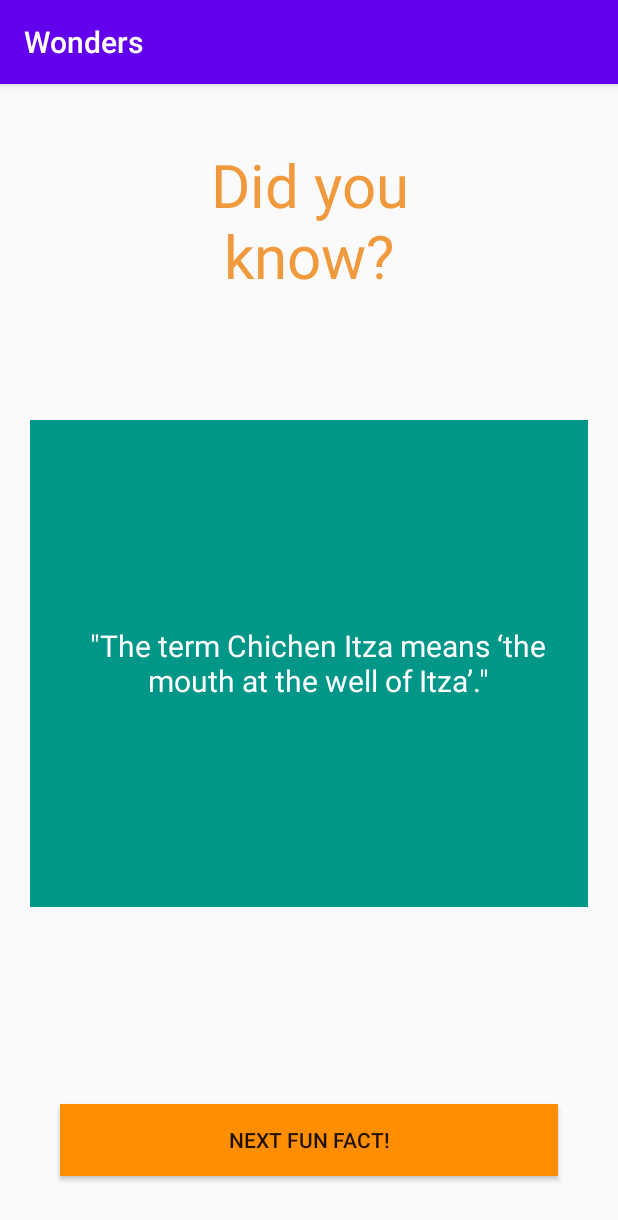
After one commit to colliflowerz/Wonders, an Android app: the FunFacts screen opened directly, with no data from a screen before it, on a phone screen of 412 x 824 dp. The commit adds this screen. Shown: the top 1220 px of the screen. Run offline under Robolectric (Android 15) with nearby library versions, the phone set to English and light mode, and no system bars.

Commit message:
Fun facts page

```diff
--- a/app/src/main/AndroidManifest.xml
+++ b/app/src/main/AndroidManifest.xml
@@ -11,7 +11,8 @@
         android:roundIcon="@mipmap/ic_launcher_round"
         android:supportsRtl="true"
         android:theme="@style/AppTheme">
-        <activity android:name=".ListOfWonders"></activity>
+        <activity android:name=".FunFacts"></activity>
+        <activity android:name=".ListOfWonders" />
         <activity android:name=".QuizActivity" />
         <activity android:name=".DetailActivity" />
         <activity android:name=".MainActivity">
--- /dev/null
+++ b/app/src/main/java/com/example/wonders/FactsList.java
@@ -0,0 +1,38 @@
+package com.example.wonders;
+
+import java.util.Random;
+
+public class FactsList {
+
+
+    // this array stores all the facts that are in the "fun fact" functionality of the app
+    String[] factsList = {
+            "Many of the sites in Chichen Itza are known for their unusual sounds. If you clap once from one end of the Ball Court, it produces nine echoes in the middle of the court!",
+            "The term Chichen Itza means ‘the mouth at the well of Itza’.",
+            "More than 1,000, 000 laborers were recruited for the construction of the Great Wall of China.",
+            "Glutinous rice flour was used as mortar to build the Great Wall of China. Processed rice flour served as a reliable adhesive.",
+            "To combat the fact that Peru is extremely earthquake-prone, every building built in Machu Picchu was made earthquake-resistant by the Incas!",
+            "A Bollywood film called “Robot” was one of the few films that has been granted permission to film at Machu Picchu. The result was a crane damaging a part of the site, causing an uproar!",
+            "Natural disasters and vandalism destroyed approximately two-thirds of the Colosseum. But it was the 847 AD and 1231 AD earthquakes that did the most damage that you can see today.",
+            "The Colosseum had 36 trap doors for special effects, as well as many underground passages and rooms to hold wild animals and gladiators before games began.",
+            "The materials that were used to build Taj Mahal were transported to the construction site by a whopping 1,000 elephants.",
+            "India has a major problem with air pollution due to heavy traffic, so in order to protect the Taj Mahal from the harmful effects of pollution, there can be no cars and buses closer than 500 meters away from the entrance. ",
+            "Approximately only 15% of Petra has been explored by archaeologists, which therefore means that there is still plenty to be revealed.",
+            "The Mummy Returns, Indiana Jones and the Last Crusade are the most noteworthy movies that were filmed at Petra.",
+            "Due to the statue’s mountaintop position, it’s prone to lightning strikes and gets hit around three to six times a year.",
+            "The original design of the statue was different to what we see today. It was intended for Christ to be holding a globe in one hand and a cross in the other, rather than two open arms."};
+
+    //getter to retrieve these facts
+    public String getFact() {
+        String fact = "";
+
+        //this randomises the facts
+        Random randomGenerator = new Random();
+        //randomising the facts so they aren't in order
+        int randomNumber = randomGenerator.nextInt(factsList.length);
+        fact = factsList[randomNumber];
+        return fact;
+    }
+}
+
+//reference: this code is derived from the fun facts app: https://github.com/treehouse/android-fun-facts-github/blob/master/app/src/main/java/com/teamtreehouse/funfacts/FactBook.java
--- /dev/null
+++ b/app/src/main/java/com/example/wonders/FunFacts.java
@@ -0,0 +1,42 @@
+package com.example.wonders;
+
+import android.content.Intent;
+import android.os.Bundle;
+import android.view.View;
+import android.widget.Button;
+import android.widget.TextView;
+
+import androidx.appcompat.app.AppCompatActivity;
+import androidx.constraintlayout.widget.ConstraintLayout;
+
+public class FunFacts extends AppCompatActivity {
+
+    private FactsList factsList = new FactsList();
+
+    @Override
+    protected void onCreate(Bundle savedInstanceState) {
+        super.onCreate(savedInstanceState);
+        setContentView(R.layout.activity_fun_facts);
+
+        //retrieving UI element IDs
+        final TextView factText = (TextView) findViewById(R.id.factTextView);
+        final Button factButton = (Button) findViewById(R.id.showFactButton);
+        final ConstraintLayout constraintLayout = (ConstraintLayout) findViewById(R.id.constraintLayout);
+
+        //intent from HomeLanding page
+        Intent intent2 = getIntent();
+
+        //retrieves fact once clicked
+        View.OnClickListener listener = new View.OnClickListener() {
+            @Override
+            public void onClick(View v) {
+                String fact = factsList.getFact();
+                factText.setText(fact);
+
+            }
+        };
+        factButton.setOnClickListener(listener);
+    }
+}
+
+//reference: this code is derived from: https://github.com/treehouse/android-fun-facts-github/blob/master/app/src/main/java/com/teamtreehouse/funfacts/FunFactsActivity.java
--- a/app/src/main/java/com/example/wonders/LandingPage.java
+++ b/app/src/main/java/com/example/wonders/LandingPage.java
@@ -53,6 +53,8 @@ public class LandingPage extends Fragment {
             mParam1 = getArguments().getString(ARG_PARAM1);
             mParam2 = getArguments().getString(ARG_PARAM2);
         }
+
+
     }
 
     @Override
--- a/app/src/main/java/com/example/wonders/MainActivity.java
+++ b/app/src/main/java/com/example/wonders/MainActivity.java
@@ -12,6 +12,7 @@ import androidx.recyclerview.widget.RecyclerView;
 public class MainActivity extends AppCompatActivity {
 
     private CardView explore;
+    private CardView funfacts;
 
 
 
@@ -20,8 +21,9 @@ public class MainActivity extends AppCompatActivity {
         super.onCreate(savedInstanceState);
         setContentView(R.layout.activity_main);
 
+        //explore button
+
         explore = findViewById(R.id.Card1);
-
         explore.setOnClickListener(new View.OnClickListener() {
             @Override
             public void onClick(View v) {
@@ -32,6 +34,16 @@ public class MainActivity extends AppCompatActivity {
 
             }
         }) ;
+
+        //fun facts button
+        funfacts = findViewById(R.id.Card2);
+        funfacts.setOnClickListener(new View.OnClickListener() {
+            @Override
+            public void onClick(View v) {
+                Intent intent2 = new Intent(MainActivity.this, FunFacts.class);
+                startActivity(intent2);
+            }
+        });
 
 
 
--- /dev/null
+++ b/app/src/main/res/layout/activity_fun_facts.xml
@@ -0,0 +1,65 @@
+<RelativeLayout xmlns:android="http://schemas.android.com/apk/res/android"
+    xmlns:app="http://schemas.android.com/apk/res-auto"
+    xmlns:tools="http://schemas.android.com/tools"
+    android:id="@+id/relativeLayout1"
+    android:layout_width="match_parent"
+    android:layout_height="match_parent"
+    tools:context=".FunFacts">
+
+    <TextView
+        android:layout_width="232dp"
+        android:layout_height="wrap_content"
+        android:layout_alignParentStart="true"
+        android:layout_alignParentTop="true"
+        android:layout_alignParentEnd="true"
+        android:layout_marginStart="86dp"
+        android:layout_marginTop="40dp"
+        android:layout_marginEnd="86dp"
+        android:text="@string/did_you_know"
+        android:textAlignment="center"
+        android:textColor="#F09A3D"
+        android:textSize="40sp" />
+
+    <androidx.constraintlayout.widget.ConstraintLayout
+        android:id="@+id/constraintLayout"
+        android:layout_width="304dp"
+        android:layout_height="403dp"
+        android:layout_alignParentStart="true"
+        android:layout_alignParentTop="true"
+        android:layout_alignParentEnd="true"
+        android:layout_alignParentBottom="true"
+        android:layout_marginStart="20dp"
+        android:layout_marginTop="224dp"
+        android:layout_marginEnd="20dp"
+        android:layout_marginBottom="219dp"
+        android:background="#009688">
+
+        <TextView
+            android:id="@+id/factTextView"
+            android:layout_width="match_parent"
+            android:layout_height="wrap_content"
+            android:layout_marginStart="12dp"
+            android:textAlignment="center"
+            android:textColor="@android:color/white"
+            android:textSize="20sp"
+            android:text='"The term Chichen Itza means ‘the mouth at the well of Itza’."'
+            app:layout_constraintBottom_toBottomOf="parent"
+            app:layout_constraintStart_toStartOf="parent"
+            app:layout_constraintTop_toTopOf="parent"
+            app:layout_constraintVertical_bias="0.498" />
+    </androidx.constraintlayout.widget.ConstraintLayout>
+
+    <Button
+        android:id="@+id/showFactButton"
+        android:layout_width="249dp"
+        android:layout_height="wrap_content"
+        android:layout_alignParentStart="true"
+        android:layout_alignParentEnd="true"
+        android:layout_alignParentBottom="true"
+        android:layout_marginStart="40dp"
+        android:layout_marginEnd="40dp"
+        android:layout_marginBottom="40dp"
+        android:background="#FF8F00"
+        android:text="@string/next_fun_fact" />
+
+</RelativeLayout>
--- a/app/src/main/res/layout/activity_main.xml
+++ b/app/src/main/res/layout/activity_main.xml
@@ -95,37 +95,37 @@
             </androidx.cardview.widget.CardView>
 
             <androidx.cardview.widget.CardView
-                android:layout_marginTop="20dp"
+                android:id="@+id/Card2"
                 android:layout_width="wrap_content"
                 android:layout_height="wrap_content"
+                android:layout_rowWeight="1"
+                android:layout_columnWeight="1"
+                android:layout_margin="12dp"
+                android:layout_marginTop="20dp"
                 app:cardBackgroundColor="#3c4047"
-                android:layout_columnWeight="1"
-                android:layout_rowWeight="1"
-                app:cardElevation="6dp"
                 app:cardCornerRadius="12dp"
-                android:layout_margin="12dp"
 
-                >
+                app:cardElevation="6dp">
 
                 <LinearLayout
+                    android:layout_width="match_parent"
+                    android:layout_height="match_parent"
+                    android:gravity="center"
                     android:orientation="vertical"
-                    android:padding="16dp"
-                    android:gravity="center"
-                    android:layout_width="match_parent"
-                    android:layout_height="match_parent">
+                    android:padding="16dp">
 
                     <ImageView
-                        android:src="@drawable/confetti"
                         android:layout_width="80dp"
-                        android:layout_height="80dp"/>
+                        android:layout_height="80dp"
+                        android:src="@drawable/confetti" />
 
                     <TextView
+                        android:layout_width="wrap_content"
+                        android:layout_height="wrap_content"
                         android:layout_marginTop="12dp"
-                        android:textSize="25sp"
+                        android:text="Fun Facts"
                         android:textColor="#FFFFFF"
-                        android:text="Fun Facts"
-                        android:layout_width="wrap_content"
-                        android:layout_height="wrap_content"/>
+                        android:textSize="25sp" />
 
 
                 </LinearLayout>
--- a/app/src/main/res/values/strings.xml
+++ b/app/src/main/res/values/strings.xml
@@ -1,6 +1,8 @@
 <resources>
     <string name="app_name">Wonders</string>
     <string name="Collin_was_here">Collin was here</string>
+    <string name="did_you_know">Did you know?</string>
+    <string name="next_fun_fact">Next Fun Fact!</string>
 
     <!-- TODO: Remove or change this placeholder text -->
     <string name="hello_blank_fragment">Hello blank fragment</string>
```
